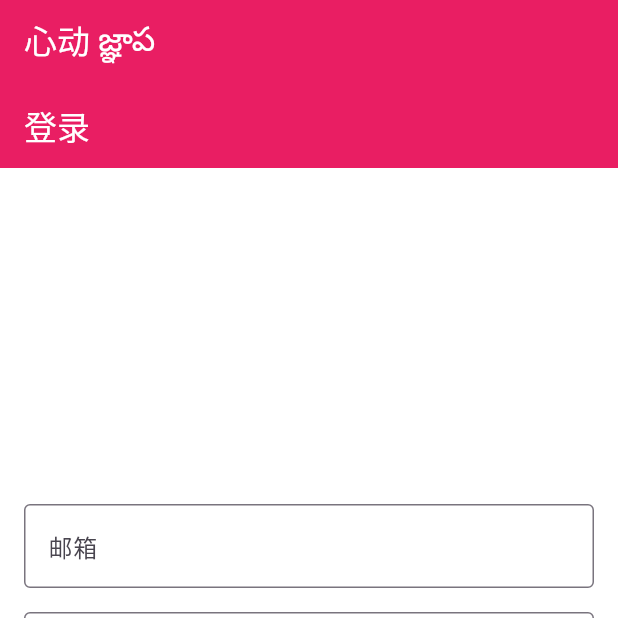
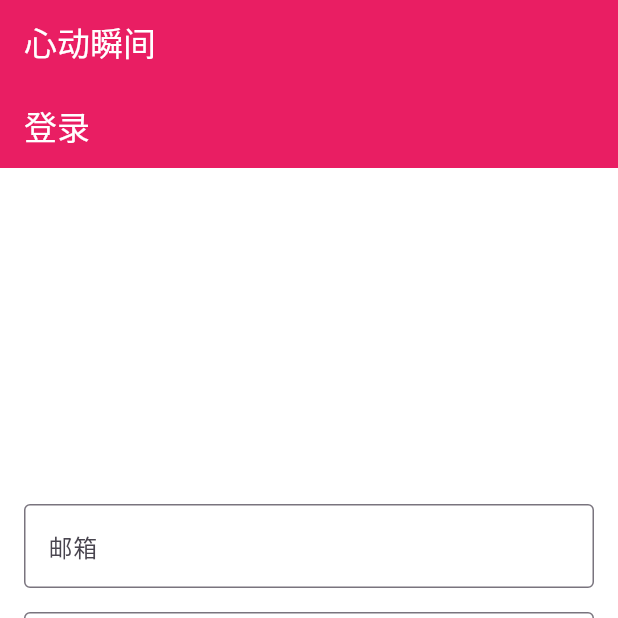
Before and after one commit to Mystour/heart_memory, a Flutter app: the screen it shows after launch, on a phone screen of 412 x 824 dp, the top half of it. Run offline on Flutter 3.47's test engine with Material 3 defaults, Android fonts, the phone set to English and light mode, and no system bars; our stand-ins replace appwrite, flutter_local_notifications, geolocator, image_picker, percent_indicator, shared_preferences and 1 more; accounts and stored records are empty; network calls fail.

Commit message:
refactor(app): 重构应用并更新依赖
- 更新应用名称为 "心动瞬间"
- 添加 Android ndkVersion 和 coreLibraryDesugaring 配置
- 移除代理配置
- 更新首页标题- 调整 pubspec.lock 中的依赖关系
- 在 pubspec.yaml 中添加 flutter_web_auth_2 和 flutter_plugin_android_lifecycle依赖

```diff
--- a/lib/screens/home_screen.dart
+++ b/lib/screens/home_screen.dart
@@ -141,7 +141,7 @@ class _HomeScreenState extends State<HomeScreen> {
   Widget build(BuildContext context) {
     return Scaffold(
       appBar: AppBar(
-        title: const Text('心动 జ్ఞాప'),
+        title: const Text('心动瞬间'),
       ),
       drawer: _user != null ? _buildDrawer(context) : null, // 已登录才显示抽屉
       body: _isLoading
--- a/lib/utils/app_constants.dart
+++ b/lib/utils/app_constants.dart
@@ -4,5 +4,5 @@ class AppConstants {
   static const String appwriteProjectId = 'heart-memory-app'; // 替换为你的 Appwrite Project ID
 
   // 其他常量...
-  static const String appName = '心动 జ్ఞాప';
+  static const String appName = '心动瞬间';
 }
--- a/pubspec.yaml
+++ b/pubspec.yaml
@@ -45,7 +45,8 @@ dependencies:
   percent_indicator: ^4.2.4
   confetti: ^0.8.0
   home_widget: ^0.7.0
-  timezone: ^0.10.0
+  flutter_web_auth_2: ^3.1.2
+  flutter_plugin_android_lifecycle: ^2.0.24
 
 dev_dependencies:
   flutter_test:
```
Also changed, not shown: pubspec.lock, 2 other files.
